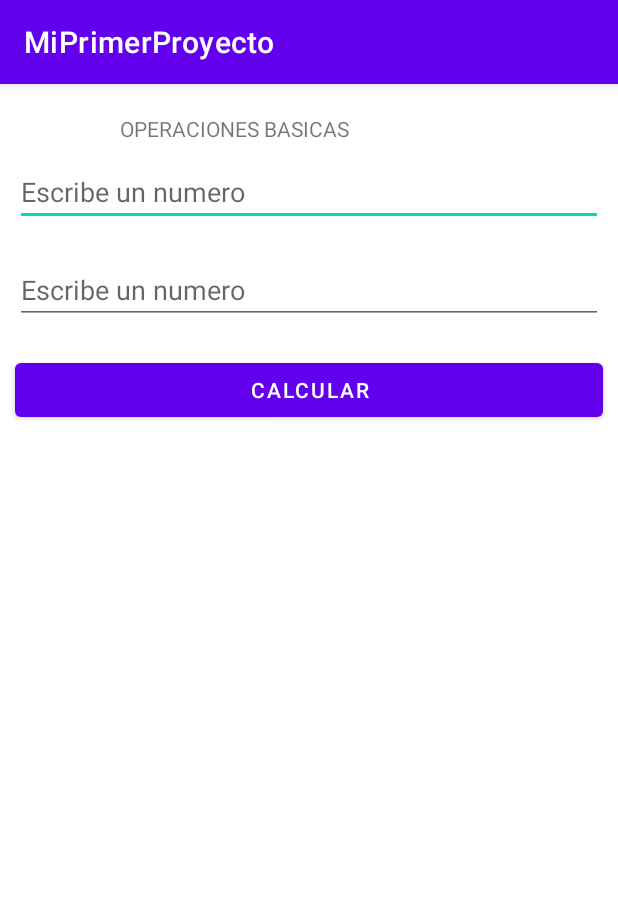
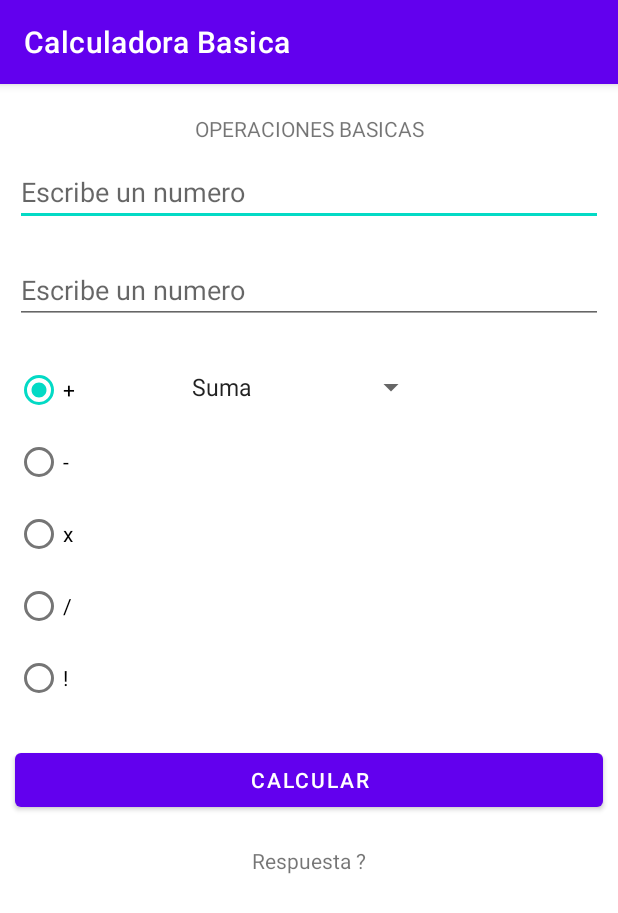
Before and after one commit to USIS031120/Programacion-II, an Android app: the screen it shows after launch (MainActivity), on a phone screen of 412 x 824 dp. Shown: the top 913 px of the screen. Run offline under Robolectric (Android 15) with nearby library versions, the phone set to English and light mode, and no system bars.

Commit message:
Desarrollo de la calculadora basica con Radio Group y Spinner

```diff
--- a/app/src/main/res/layout/activity_main.xml
+++ b/app/src/main/res/layout/activity_main.xml
@@ -8,34 +8,104 @@
 
     <TextView
         android:id="@+id/lbltitulo"
-        android:layout_width="wrap_content"
+        android:layout_width="match_parent"
         android:layout_height="wrap_content"
-        android:text="OPERACIONES BASICAS"
+        android:textAlignment="center"
         android:layout_marginTop="20dp"
-        android:layout_marginLeft="80dp"/>
+        android:text="OPERACIONES BASICAS" />
 
     <EditText
         android:id="@+id/txtnum1"
         android:layout_width="match_parent"
         android:layout_height="wrap_content"
         android:layout_below="@+id/lbltitulo"
-        android:hint="Escribe un numero"
-        android:layout_margin="10dp"/>
+        android:layout_marginStart="10dp"
+        android:layout_marginLeft="10dp"
+        android:layout_marginTop="10dp"
+        android:layout_marginEnd="10dp"
+        android:layout_marginRight="10dp"
+        android:layout_marginBottom="10dp"
+        android:hint="Escribe un numero" />
 
     <EditText
         android:id="@+id/txtnum2"
         android:layout_width="match_parent"
         android:layout_height="wrap_content"
         android:layout_below="@+id/txtnum1"
-        android:hint="Escribe un numero"
-        android:layout_margin="10dp"/>
+        android:layout_marginStart="10dp"
+        android:layout_marginLeft="10dp"
+        android:layout_marginTop="10dp"
+        android:layout_marginEnd="10dp"
+        android:layout_marginRight="10dp"
+        android:layout_marginBottom="10dp"
+        android:hint="Escribe un numero" />
+
+    <Spinner
+        android:id="@+id/cboOperacionesBasicas"
+        android:layout_below="@+id/txtnum2"
+        android:layout_marginTop="20dp"
+        android:layout_marginLeft="120dp"
+        android:layout_width="wrap_content"
+        android:entries="@array/operacionesBasicas"
+        android:layout_height="wrap_content"/>
+
+    <RadioGroup
+        android:id="@+id/optOperacionesBasicas"
+        android:layout_width="wrap_content"
+        android:layout_height="wrap_content"
+        android:layout_below="@+id/txtnum2"
+        android:layout_margin="10dp">
+        <RadioButton
+            android:id="@+id/optSuma"
+            android:checked="true"
+            android:text="+"
+            android:layout_width="wrap_content"
+            android:layout_height="wrap_content"/>
+        <RadioButton
+            android:id="@+id/optResta"
+            android:text="-"
+            android:layout_width="wrap_content"
+            android:layout_height="wrap_content"/>
+        <RadioButton
+            android:id="@+id/optMultiplicacion"
+            android:text="x"
+            android:layout_width="wrap_content"
+            android:layout_height="wrap_content"/>
+        <RadioButton
+            android:id="@+id/optDivision"
+            android:text="/"
+            android:layout_width="wrap_content"
+            android:layout_height="wrap_content"/>
+        <RadioButton
+            android:id="@+id/optFactorial"
+            android:layout_width="match_parent"
+            android:layout_height="match_parent"
+            android:text="!"/>
+    </RadioGroup>
+
 
     <Button
-        android:id="@+id/btnCalcular"
+        android:id="@+id/btncalcular"
         android:layout_width="match_parent"
         android:layout_height="wrap_content"
+        android:layout_below="@+id/optOperacionesBasicas"
+        android:layout_marginStart="10dp"
+        android:layout_marginLeft="10dp"
+        android:layout_marginTop="10dp"
+        android:layout_marginEnd="10dp"
+        android:layout_marginRight="10dp"
+        android:layout_marginBottom="10dp"
         android:text="Calcular"
-        android:layout_below="@+id/txtnum2"
+        android:onClick="calcular"/>
+
+
+
+    <TextView
+        android:id="@+id/lblRespuesta"
+        android:layout_width="match_parent"
+        android:layout_height="wrap_content"
+        android:text="Respuesta ?"
+        android:layout_below="@+id/btncalcular"
+        android:textAlignment="center"
         android:layout_margin="10dp"/>
-
 </RelativeLayout>
--- a/app/src/main/res/values/strings.xml
+++ b/app/src/main/res/values/strings.xml
@@ -1,3 +1,10 @@
 <resources>
-    <string name="app_name">MiPrimerProyecto</string>
+    <string name="app_name">Calculadora Basica</string>
+    <string-array name="operacionesBasicas">
+        <item>Suma</item>
+        <item>Resta</item>
+        <item>Multiplicacion</item>
+        <item>Division</item>
+        <item>Factorial</item>
+    </string-array>
 </resources>
```
Also changed, not shown: app/src/main/java/com/ugb/miprimerproyecto/MainActivity.java (+57 -0 lines).
